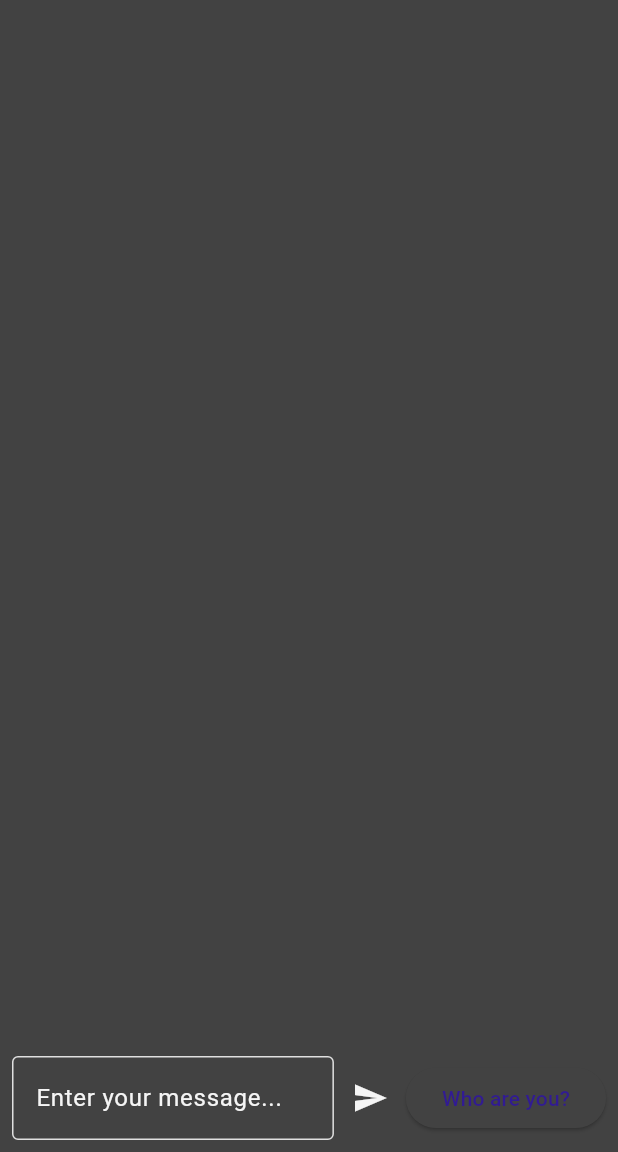
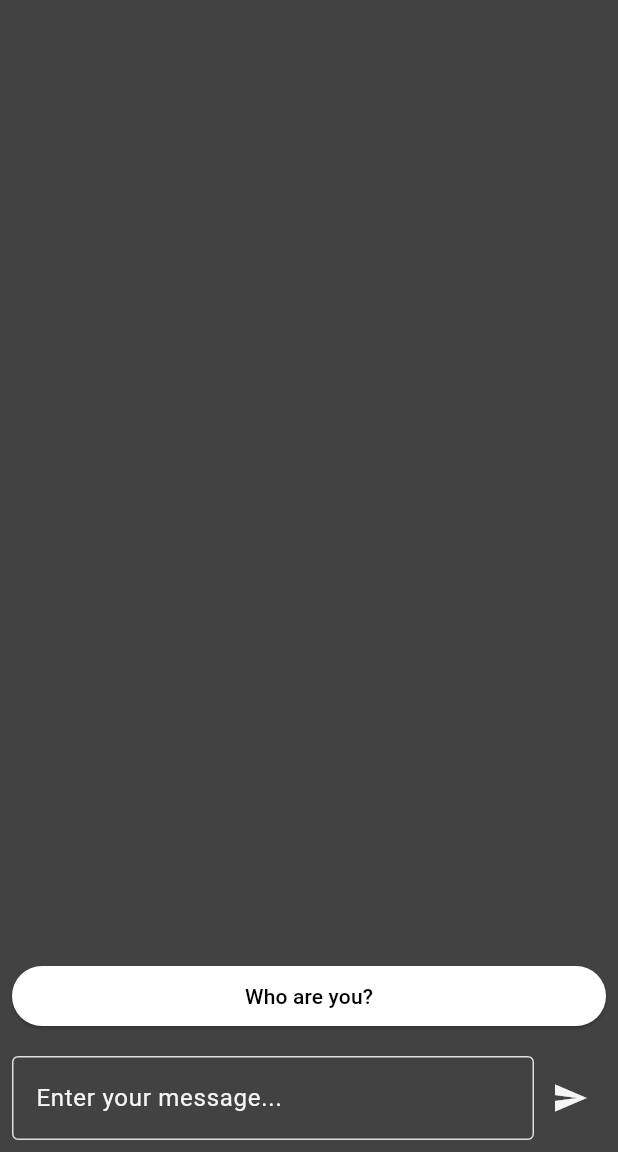
Before and after one commit to oskarkraak/paragon, a Flutter app: the screen it shows after launch, on a phone screen of 412 x 824 dp, the part 84-1236 px from its top. Run offline on Flutter 3.47's test engine with Material 3 defaults, Android fonts, the phone set to English and light mode, and no system bars; our stand-ins replace firebase_core; missing offline and left inert: flutter_soloud; accounts and stored records are empty; statements that could not run were skipped.

Commit message:
Move button above input field

```diff
--- a/lib/main.dart
+++ b/lib/main.dart
@@ -321,6 +321,29 @@ class _ChatScreenState extends State<ChatScreen> {
           Padding(
             padding: const EdgeInsets.all(8.0),
             child: Row(
+              children: [
+                Expanded(
+                  child: ElevatedButton(
+                    onPressed: () {
+                      setState(() {
+                        if (_firstMessage) {
+                          _sendMessage();
+                          suggestedMessage = "Ad beneficium omnium!";
+                        }
+                      });
+                    },
+                    style: const ButtonStyle(
+                        backgroundColor: WidgetStatePropertyAll(Colors.white)),
+                    child: Text(suggestedMessage,
+                        style: const TextStyle(color: Colors.black)),
+                  ),
+                ),
+              ],
+            ),
+          ),
+          Padding(
+            padding: const EdgeInsets.all(8.0),
+            child: Row(
               children: <Widget>[
                 Expanded(
                   child: TextField(
@@ -336,17 +359,6 @@ class _ChatScreenState extends State<ChatScreen> {
                   icon: const Icon(Icons.send),
                   onPressed: _sendMessage,
                 ),
-                ElevatedButton(
-                  onPressed: () {
-                    setState(() {
-                      if (_firstMessage) {
-                        _sendMessage();
-                        suggestedMessage = "Ad beneficium omnium!";
-                      }
-                    });
-                  },
-                  child: Text(suggestedMessage),
-                ),
               ],
             ),
           ),
```
